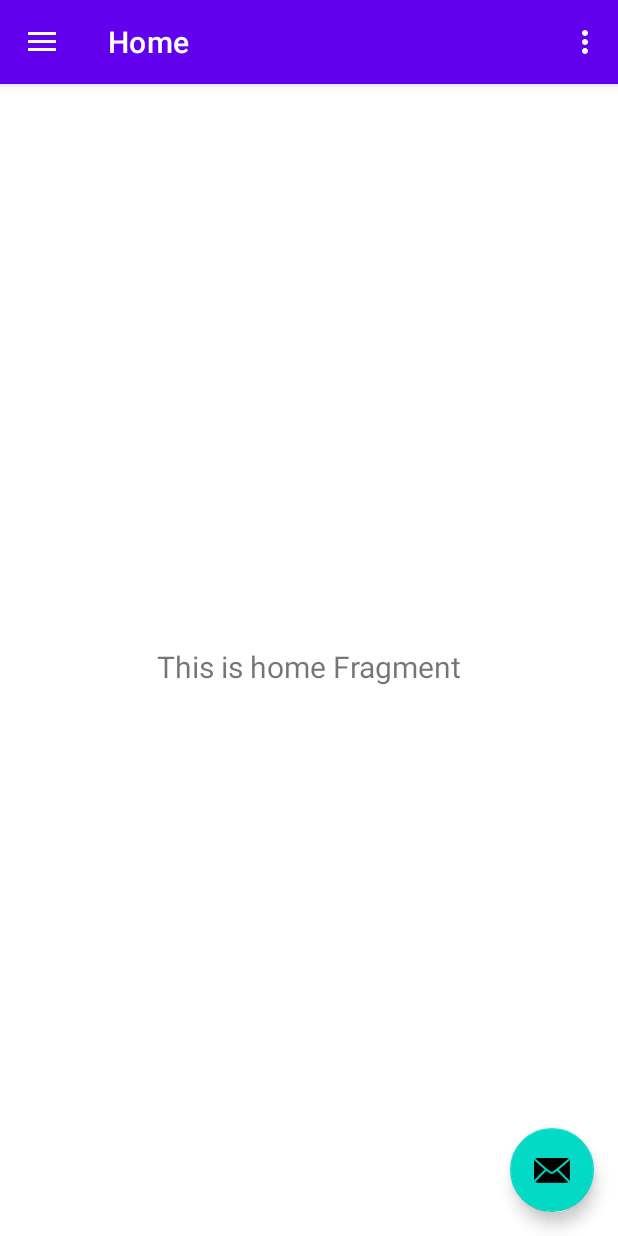
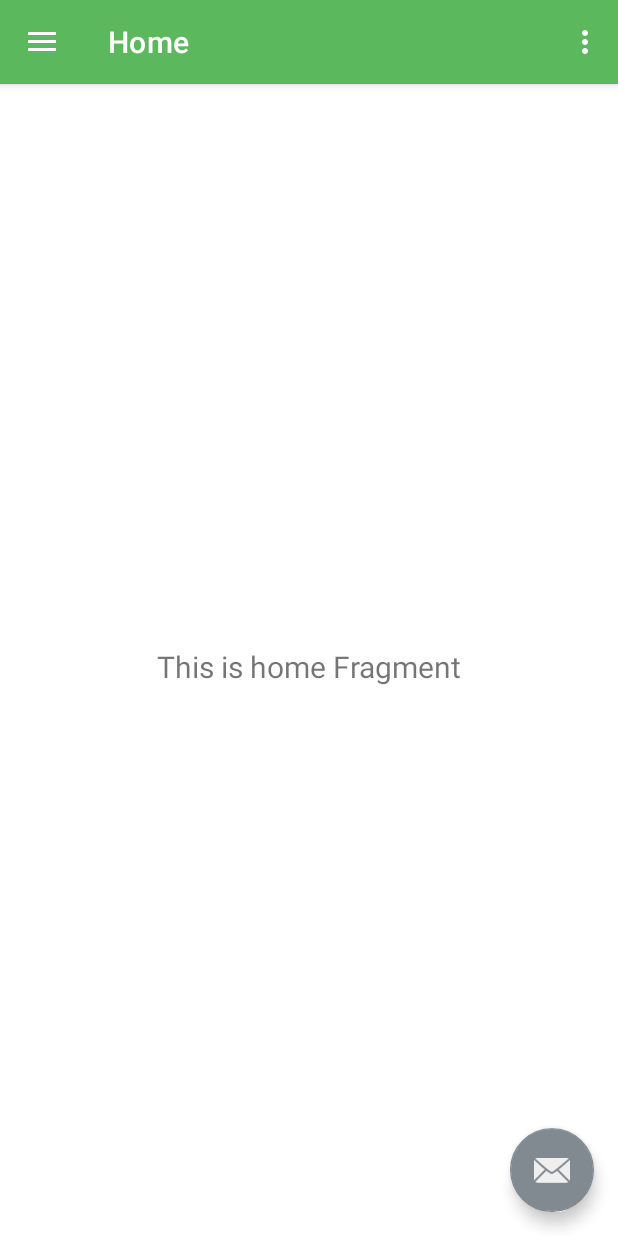
Before and after one commit to Shivam170/ConduitApp, an Android app: the screen it shows after launch (MainActivity), on a phone screen of 412 x 824 dp. Run offline under Robolectric (Android 15) with nearby library versions, the phone set to English and light mode, and no system bars; our stand-ins replace navigation-ui.

Commit message:
UI changes

```diff
--- a/app/src/main/res/drawable/side_nav_bar.xml
+++ b/app/src/main/res/drawable/side_nav_bar.xml
@@ -1,9 +1,4 @@
 <shape xmlns:android="http://schemas.android.com/apk/res/android"
     android:shape="rectangle">
-    <gradient
-        android:angle="135"
-        android:centerColor="#009688"
-        android:endColor="#00695C"
-        android:startColor="#4DB6AC"
-        android:type="linear" />
+   <solid android:color="@color/conduit_green"></solid>
 </shape>
--- a/app/src/main/res/values-night/themes.xml
+++ b/app/src/main/res/values-night/themes.xml
@@ -2,13 +2,13 @@
     <!-- Base application theme. -->
     <style name="Theme.Conduit" parent="Theme.MaterialComponents.DayNight.DarkActionBar">
         <!-- Primary brand color. -->
-        <item name="colorPrimary">@color/purple_200</item>
-        <item name="colorPrimaryVariant">@color/purple_700</item>
-        <item name="colorOnPrimary">@color/black</item>
+        <item name="colorPrimary">@color/conduit_green</item>
+        <item name="colorPrimaryVariant">@color/conduit_green_dark</item>
+        <item name="colorOnPrimary">@color/white</item>
         <!-- Secondary brand color. -->
-        <item name="colorSecondary">@color/teal_200</item>
-        <item name="colorSecondaryVariant">@color/teal_200</item>
-        <item name="colorOnSecondary">@color/black</item>
+        <item name="colorSecondary">@color/conduit_grey</item>
+        <item name="colorSecondaryVariant">@color/conduit_grey_dark</item>
+        <item name="colorOnSecondary">@color/white</item>
         <!-- Status bar color. -->
         <item name="android:statusBarColor" tools:targetApi="l">?attr/colorPrimaryVariant</item>
         <!-- Customize your theme here. -->
--- a/app/src/main/res/values/colors.xml
+++ b/app/src/main/res/values/colors.xml
@@ -1,10 +1,8 @@
 <?xml version="1.0" encoding="utf-8"?>
 <resources>
-    <color name="purple_200">#FFBB86FC</color>
-    <color name="purple_500">#FF6200EE</color>
-    <color name="purple_700">#FF3700B3</color>
-    <color name="teal_200">#FF03DAC5</color>
-    <color name="teal_700">#FF018786</color>
-    <color name="black">#FF000000</color>
-    <color name="white">#FFFFFFFF</color>
+    <color name="conduit_green">#5CB85C</color>
+    <color name="conduit_green_dark">#347634</color>
+    <color name="conduit_grey">#818a91</color>
+    <color name="conduit_grey_dark">#4B5359</color>
+    <color name="white">#EFEFEF</color>
 </resources>
--- a/app/src/main/res/values/themes.xml
+++ b/app/src/main/res/values/themes.xml
@@ -2,13 +2,13 @@
     <!-- Base application theme. -->
     <style name="Theme.Conduit" parent="Theme.MaterialComponents.DayNight.DarkActionBar">
         <!-- Primary brand color. -->
-        <item name="colorPrimary">@color/purple_500</item>
-        <item name="colorPrimaryVariant">@color/purple_700</item>
+        <item name="colorPrimary">@color/conduit_green</item>
+        <item name="colorPrimaryVariant">@color/conduit_green_dark</item>
         <item name="colorOnPrimary">@color/white</item>
         <!-- Secondary brand color. -->
-        <item name="colorSecondary">@color/teal_200</item>
-        <item name="colorSecondaryVariant">@color/teal_700</item>
-        <item name="colorOnSecondary">@color/black</item>
+        <item name="colorSecondary">@color/conduit_grey</item>
+        <item name="colorSecondaryVariant">@color/conduit_grey_dark</item>
+        <item name="colorOnSecondary">@color/white</item>
         <!-- Status bar color. -->
         <item name="android:statusBarColor" tools:targetApi="l">?attr/colorPrimaryVariant</item>
         <!-- Customize your theme here. -->
```
